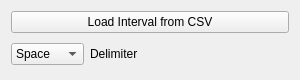
Qt form src/WhiskerToolbox/IO_Widgets/DigitalTimeSeries/CSV/CSVDigitalIntervalLoader_Widget.ui (paulmthompson/WhiskerToolbox) before a commit.
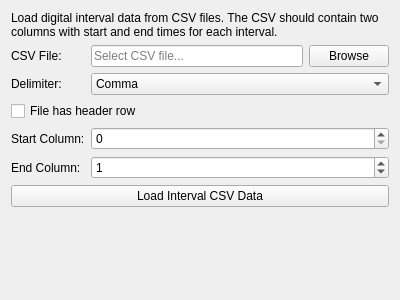
The same form after that commit.

Commit message: add digital interval loading for CSV

```diff
--- a/src/WhiskerToolbox/IO_Widgets/DigitalTimeSeries/CSV/CSVDigitalIntervalLoader_Widget.ui
+++ b/src/WhiskerToolbox/IO_Widgets/DigitalTimeSeries/CSV/CSVDigitalIntervalLoader_Widget.ui
@@ -6,8 +6,8 @@
    <rect>
     <x>0</x>
     <y>0</y>
-    <width>300</width>
-    <height>80</height>
+    <width>400</width>
+    <height>300</height>
    </rect>
   </property>
   <property name="windowTitle">
@@ -15,21 +15,47 @@
   </property>
   <layout class="QVBoxLayout" name="verticalLayout">
    <item>
-    <widget class="QPushButton" name="load_csv_button">
+    <widget class="QLabel" name="label_description">
      <property name="text">
-      <string>Load Interval from CSV</string>
+      <string>Load digital interval data from CSV files. The CSV should contain two columns with start and end times for each interval.</string>
+     </property>
+     <property name="wordWrap">
+      <bool>true</bool>
      </property>
     </widget>
    </item>
    <item>
-    <layout class="QHBoxLayout" name="horizontalLayout">
-     <item>
+    <layout class="QGridLayout" name="gridLayout">
+     <item row="0" column="0">
+      <widget class="QLabel" name="label_file_path">
+       <property name="text">
+        <string>CSV File:</string>
+       </property>
+      </widget>
+     </item>
+     <item row="0" column="1">
+      <widget class="QLineEdit" name="file_path_edit">
+       <property name="placeholderText">
+        <string>Select CSV file...</string>
+       </property>
+      </widget>
+     </item>
+     <item row="0" column="2">
+      <widget class="QPushButton" name="browse_button">
+       <property name="text">
+        <string>Browse</string>
+       </property>
+      </widget>
+     </item>
+     <item row="1" column="0">
+      <widget class="QLabel" name="label_delimiter">
+       <property name="text">
+        <string>Delimiter:</string>
+       </property>
+      </widget>
+     </item>
+     <item row="1" column="1" colspan="2">
       <widget class="QComboBox" name="delimiter_combo">
-       <item>
-        <property name="text">
-         <string>Space</string>
-        </property>
-       </item>
        <item>
         <property name="text">
          <string>Comma</string>
@@ -37,28 +63,84 @@
        </item>
       </widget>
      </item>
-     <item>
-      <widget class="QLabel" name="label_delimiter">
+     <item row="2" column="0" colspan="3">
+      <widget class="QCheckBox" name="has_header_checkbox">
        <property name="text">
-        <string>Delimiter</string>
+        <string>File has header row</string>
        </property>
+       <property name="checked">
+        <bool>false</bool>
+       </property>
       </widget>
      </item>
-     <item>
-      <spacer name="horizontalSpacer">
-       <property name="orientation">
-        <enum>Qt::Orientation::Horizontal</enum>
+     <item row="3" column="0">
+      <widget class="QLabel" name="label_start_column">
+       <property name="text">
+        <string>Start Column:</string>
        </property>
-       <property name="sizeHint" stdset="0">
-        <size>
-         <width>40</width>
-         <height>20</height>
-        </size>
+      </widget>
+     </item>
+     <item row="3" column="1" colspan="2">
+      <widget class="QSpinBox" name="start_column_spinbox">
+       <property name="toolTip">
+        <string>Column index for start time values (0-based).</string>
        </property>
-      </spacer>
+       <property name="minimum">
+        <number>0</number>
+       </property>
+       <property name="maximum">
+        <number>10</number>
+       </property>
+       <property name="value">
+        <number>0</number>
+       </property>
+      </widget>
+     </item>
+     <item row="4" column="0">
+      <widget class="QLabel" name="label_end_column">
+       <property name="text">
+        <string>End Column:</string>
+       </property>
+      </widget>
+     </item>
+     <item row="4" column="1" colspan="2">
+      <widget class="QSpinBox" name="end_column_spinbox">
+       <property name="toolTip">
+        <string>Column index for end time values (0-based).</string>
+       </property>
+       <property name="minimum">
+        <number>0</number>
+       </property>
+       <property name="maximum">
+        <number>10</number>
+       </property>
+       <property name="value">
+        <number>1</number>
+       </property>
+      </widget>
      </item>
     </layout>
    </item>
+   <item>
+    <widget class="QPushButton" name="load_button">
+     <property name="text">
+      <string>Load Interval CSV Data</string>
+     </property>
+    </widget>
+   </item>
+   <item>
+    <spacer name="verticalSpacer">
+     <property name="orientation">
+      <enum>Qt::Orientation::Vertical</enum>
+     </property>
+     <property name="sizeHint" stdset="0">
+      <size>
+       <width>20</width>
+       <height>40</height>
+      </size>
+     </property>
+    </spacer>
+   </item>
   </layout>
  </widget>
  <resources/>
```
Left out of the diff: 12 changed lines with no effect on the pictures. The commit also changes 6 other files.
